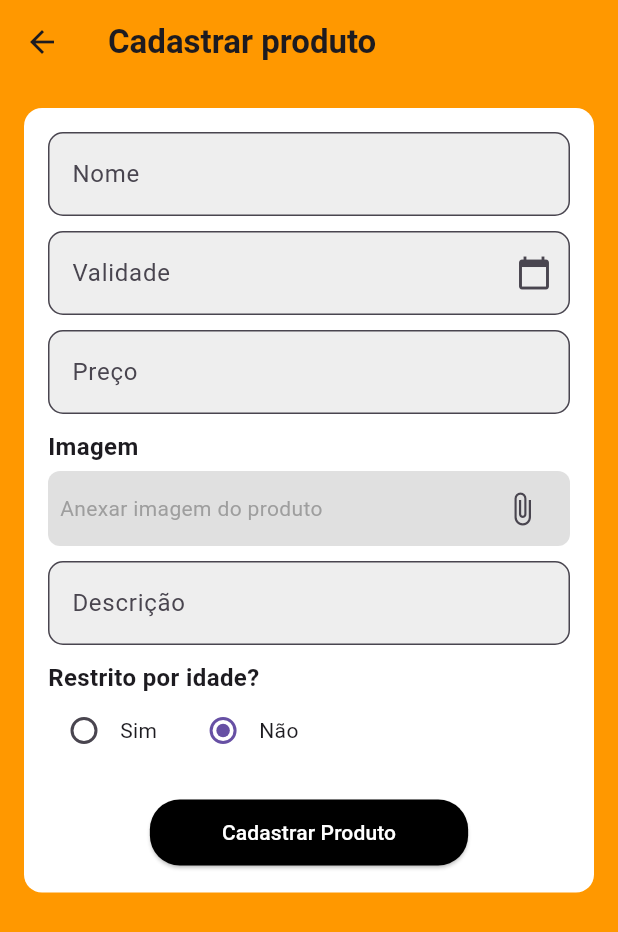
After one commit to Viegas13/Rapidex, a Flutter app: the screen it shows after launch, after a tap on "Cadastrar Produto", on a phone screen of 412 x 824 dp. The commit adds this screen. Shown: the top 932 px of the screen. Run offline on Flutter 3.47's test engine with Material 3 defaults, Android fonts, the phone set to English and light mode, and no system bars; missing offline and left inert: postgres.

Commit message:
Progresso no caso de uso 8

```diff
--- /dev/null
+++ b/src/view-rapidex/interfaces/lib/View/IAdicionarProduto.dart
@@ -0,0 +1,194 @@
+import 'package:flutter/material.dart';
+import 'package:intl/intl.dart';
+import 'package:interfaces/widgets/CustomTextField.dart';
+import 'package:interfaces/widgets/ImageLabelField.dart';
+
+class AdicionarProdutoScreen extends StatefulWidget {
+  const AdicionarProdutoScreen({super.key});
+
+  @override
+  _AdicionarProdutoScreenState createState() => _AdicionarProdutoScreenState();
+}
+
+class _AdicionarProdutoScreenState extends State<AdicionarProdutoScreen> {
+  final TextEditingController nomeController = TextEditingController();
+  final TextEditingController validadeController = TextEditingController();
+  final TextEditingController precoController = TextEditingController();
+  final TextEditingController descricaoController = TextEditingController();
+  bool restritoPorIdade = false;
+
+  @override
+  void dispose() {
+    nomeController.dispose();
+    validadeController.dispose();
+    precoController.dispose();
+    descricaoController.dispose();
+    super.dispose();
+  }
+
+  Future<void> cadastrarProduto() async {
+    // Validação básica dos campos
+    if (nomeController.text.isEmpty ||
+        precoController.text.isEmpty ||
+        validadeController.text.isEmpty) {
+      ScaffoldMessenger.of(context).showSnackBar(
+        const SnackBar(content: Text('Preencha todos os campos obrigatórios')),
+      );
+      return;
+    }
+
+    // Ação de cadastro do produto (substitua pelo código real de cadastro)
+    ScaffoldMessenger.of(context).showSnackBar(
+      const SnackBar(content: Text('Produto cadastrado com sucesso!')),
+    );
+  }
+
+  // Função para selecionar a validade do produto
+  Future<void> _selectDate(BuildContext context) async {
+    DateTime? pickedDate = await showDatePicker(
+      context: context,
+      initialDate: DateTime.now(),
+      firstDate: DateTime(1900),
+      lastDate:
+          DateTime.now().add(Duration(days: 365 * 10)), // até 10 anos à frente
+    );
+    if (pickedDate != null) {
+      setState(() {
+        validadeController.text = DateFormat('dd/MM/yyyy').format(pickedDate);
+      });
+    }
+  }
+
+  @override
+  Widget build(BuildContext context) {
+    return Scaffold(
+      backgroundColor: Colors.orange,
+      appBar: AppBar(
+        backgroundColor: Colors.orange,
+        elevation: 0,
+        leading: IconButton(
+          icon: const Icon(Icons.arrow_back),
+          onPressed: () {
+            Navigator.pop(context);
+          },
+        ),
+        title: const Text(
+          'Cadastrar produto',
+          style: TextStyle(fontWeight: FontWeight.bold),
+        ),
+      ),
+      body: Padding(
+        padding: const EdgeInsets.all(16.0),
+        child: ListView(
+          children: [
+            Container(
+              padding: const EdgeInsets.all(16.0),
+              decoration: BoxDecoration(
+                color: Colors.white,
+                borderRadius: BorderRadius.circular(12),
+              ),
+              child: Column(
+                crossAxisAlignment: CrossAxisAlignment.start,
+                children: [
+                  CustomTextField(
+                    controller: nomeController,
+                    labelText: 'Nome',
+                    hintText: 'Inserir nome do produto',
+                  ),
+                  const SizedBox(height: 10),
+                  CustomTextField(
+                    controller: validadeController,
+                    labelText: 'Validade',
+                    hintText: 'Inserir validade do produto',
+                    onTap: () => _selectDate(context),
+                    readOnly: true,
+                  ),
+                  const SizedBox(height: 10),
+                  CustomTextField(
+                    controller: precoController,
+                    labelText: 'Preço',
+                    hintText: 'Inserir preço do produto',
+                    keyboardType: TextInputType.number,
+                  ),
+                  const SizedBox(height: 10),
+                  ImageLabelField(
+                    label: 'Imagem',
+                    hint: 'Anexar imagem do produto',
+                    onAttachPressed: () {
+                      // Ação de anexar imagem
+                    },
+                  ),
+                  const SizedBox(height: 10),
+                  CustomTextField(
+                    controller: descricaoController,
+                    labelText: 'Descrição',
+                    hintText: 'Digite aqui a descrição...',
+                    maxLines: 3,
+                  ),
+                  const SizedBox(height: 10),
+                  const Text(
+                    'Restrito por idade?',
+                    style: TextStyle(fontSize: 16, fontWeight: FontWeight.bold),
+                  ),
+                  Row(
+                    children: [
+                      Row(
+                        children: [
+                          Radio<bool>(
+                            value: true,
+                            groupValue: restritoPorIdade,
+                            onChanged: (value) {
+                              setState(() {
+                                restritoPorIdade = value!;
+                              });
+                            },
+                          ),
+                          const Text('Sim'),
+                        ],
+                      ),
+                      const SizedBox(width: 20),
+                      Row(
+                        children: [
+                          Radio<bool>(
+                            value: false,
+                            groupValue: restritoPorIdade,
+                            onChanged: (value) {
+                              setState(() {
+                                restritoPorIdade = value!;
+                              });
+                            },
+                          ),
+                          const Text('Não'),
+                        ],
+                      ),
+                    ],
+                  ),
+                  const SizedBox(height: 20),
+                  Center(
+                    child: ElevatedButton(
+                      style: ElevatedButton.styleFrom(
+                        backgroundColor: Colors.black,
+                        shape: RoundedRectangleBorder(
+                          borderRadius: BorderRadius.circular(20),
+                        ),
+                      ),
+                      onPressed: cadastrarProduto,
+                      child: const Padding(
+                        padding: EdgeInsets.symmetric(
+                            vertical: 12.0, horizontal: 24.0),
+                        child: Text(
+                          'Cadastrar Produto',
+                          style: TextStyle(color: Colors.white),
+                        ),
+                      ),
+                    ),
+                  ),
+                ],
+              ),
+            ),
+          ],
+        ),
+      ),
+    );
+  }
+}
--- a/src/view-rapidex/interfaces/lib/View/IHome.dart
+++ b/src/view-rapidex/interfaces/lib/View/IHome.dart
@@ -1,6 +1,7 @@
 import 'package:flutter/material.dart';
 import 'package:interfaces/View/IBusca.dart';
 import 'package:interfaces/View/IPerfil.dart';
+import 'package:interfaces/View/IAdicionarProduto.dart';
 
 class HomeScreen extends StatefulWidget {
   const HomeScreen({super.key});
@@ -55,6 +56,16 @@ class _HomeScreenState extends State<HomeScreen> {
               restaurantCard('Restaurante 1', 'Desconto de 20%', '4.5'),
               restaurantCard('Restaurante 2', 'Entrega grátis', '4.2'),
               restaurantCard('Restaurante 3', 'Novo', '4.8'),
+              ElevatedButton(
+                onPressed: () {
+                  Navigator.push(
+                    context,
+                    MaterialPageRoute(
+                        builder: (context) => const AdicionarProdutoScreen()),
+                  );
+                },
+                child: const Text('Cadastrar Produto'),
+              ),
             ],
           ),
         ),
@@ -103,7 +114,7 @@ class _HomeScreenState extends State<HomeScreen> {
           BottomNavigationBarItem(
             icon: Icon(Icons.account_circle),
             label: 'Perfil',
-          ),
+          )
         ],
         currentIndex: _selectedIndex,
         selectedItemColor: Colors.orange,
--- /dev/null
+++ b/src/view-rapidex/interfaces/lib/widgets/ImageLabelField.dart
@@ -0,0 +1,48 @@
+import 'package:flutter/material.dart';
+
+class ImageLabelField extends StatelessWidget {
+  final String label;
+  final String hint;
+  final VoidCallback onAttachPressed;
+
+  const ImageLabelField({
+    Key? key,
+    required this.label,
+    required this.hint,
+    required this.onAttachPressed,
+  }) : super(key: key);
+
+  @override
+  Widget build(BuildContext context) {
+    return Column(
+      crossAxisAlignment: CrossAxisAlignment.start,
+      children: [
+        Text(
+          label,
+          style: const TextStyle(fontSize: 16, fontWeight: FontWeight.bold),
+        ),
+        const SizedBox(height: 5),
+        Container(
+          padding: const EdgeInsets.symmetric(horizontal: 8.0, vertical: 1.0),
+          decoration: BoxDecoration(
+            color: Colors.grey[300],
+            borderRadius: BorderRadius.circular(8),
+          ),
+          child: Row(
+            mainAxisAlignment: MainAxisAlignment.spaceBetween,
+            children: [
+              Text(
+                hint,
+                style: const TextStyle(color: Colors.grey),
+              ),
+              IconButton(
+                icon: const Icon(Icons.attach_file),
+                onPressed: onAttachPressed,
+              ),
+            ],
+          ),
+        ),
+      ],
+    );
+  }
+}
```
Also changed, not shown: src/view-rapidex/interfaces/lib/View/ICadastroCliente.dart (line endings or trailing spaces).
